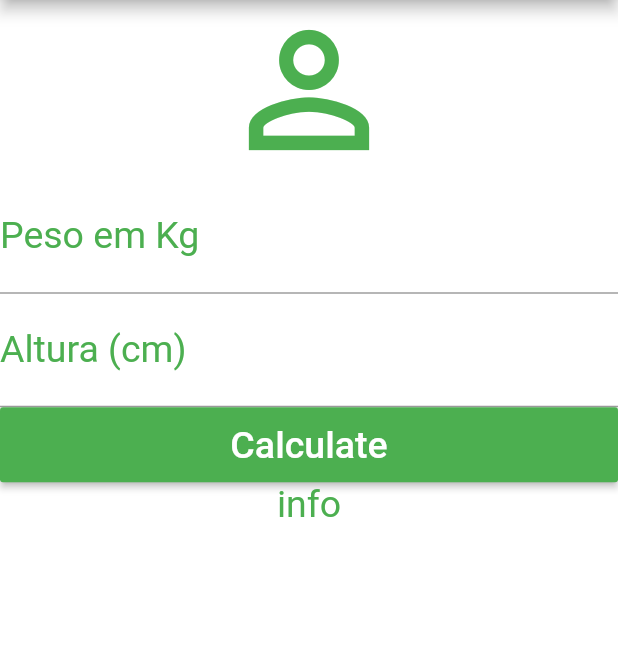
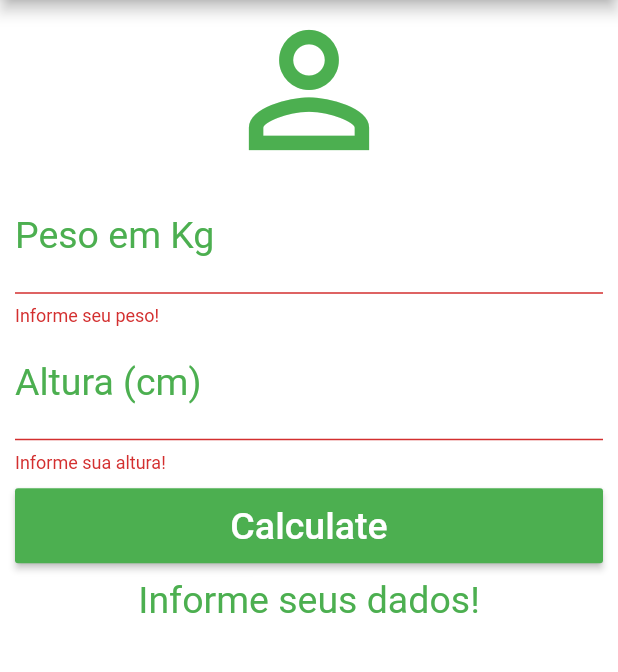
Before and after one commit to cmssantos/flutter-training, a Flutter app: the screen it shows after launch, after a tap on "Calculate", on a phone screen of 412 x 824 dp, the part 84-756 px from its top. Run offline on Flutter 3.47's test engine with Material 2 defaults, Android fonts, the phone set to English and light mode, and no system bars.

Commit message:
Update project imc_calculator

```diff
--- a/imc_calculator/lib/main.dart
+++ b/imc_calculator/lib/main.dart
@@ -12,6 +12,45 @@ class HomePage extends StatefulWidget {
 }
 
 class _HomePageState extends State<HomePage> {
+  TextEditingController weightController = TextEditingController();
+  TextEditingController heightController = TextEditingController();
+
+  GlobalKey<FormState> _formKey = GlobalKey<FormState>();
+
+  String _infoText = "Informe seus dados!";
+
+  void _resetFields() {
+    _formKey.currentState.reset();
+    weightController.text = "";
+    heightController.text = "";
+    setState(() {
+      _infoText = "Informe seus dados!";
+    });
+  }
+
+  void _calculate() {
+    setState(() {
+      double weight = double.parse(weightController.text);
+      double height = double.parse(heightController.text) / 100;
+      double imc = weight / (height * height);
+      String resultIMC = imc.toStringAsPrecision(4);
+
+      if (imc < 18.6) {
+        _infoText = "Abaixo do peso ($resultIMC)";
+      } else if (imc >= 18.6 && imc < 24.9) {
+        _infoText = "Peso ideal ($resultIMC)";
+      } else if (imc >= 24.9 && imc < 29.9) {
+        _infoText = "Levemente acima do peso ($resultIMC)";
+      } else if (imc >= 29.9 && imc < 34.9) {
+        _infoText = "Obesidade grau I ($resultIMC)";
+      } else if (imc >= 34.9 && imc < 39.9) {
+        _infoText = "Obesidade grau II ($resultIMC)";
+      } else if (imc >= 40) {
+        _infoText = "Obesidade grau III ($resultIMC)";
+      }
+    });
+  }
+
   @override
   Widget build(BuildContext context) {
     return Scaffold(
@@ -20,50 +59,51 @@ class _HomePageState extends State<HomePage> {
         centerTitle: true,
         backgroundColor: Colors.green,
         actions: <Widget>[
-          IconButton(
-            icon: Icon(Icons.refresh),
-            onPressed: () {},
-          )
+          IconButton(icon: Icon(Icons.refresh), onPressed: _resetFields),
         ],
       ),
       backgroundColor: Colors.white,
-      body: Column(
+      body: SingleChildScrollView(
+        padding: EdgeInsets.fromLTRB(10.0, 0.0, 10.0, 0.0),
+        child: Form(
+          key: _formKey,
+          child: Column(
             crossAxisAlignment: CrossAxisAlignment.stretch,
             children: <Widget>[
-          Icon(
-            Icons.person_outline,
-            size: 120.0,
-            color: Colors.green,
-          ),
-          TextField(
+              Icon(Icons.person_outline, size: 120.0, color: Colors.green),
+              TextFormField(
                 keyboardType: TextInputType.number,
                 decoration: InputDecoration(
                   labelText: "Peso em Kg",
-              labelStyle: TextStyle(
-                color: Colors.green,
-              ),
+                  labelStyle: TextStyle(color: Colors.green),
                 ),
                 textAlign: TextAlign.center,
-            style: TextStyle(
-              color: Colors.green,
-              fontSize: 25.0,
+                style: TextStyle(color: Colors.green, fontSize: 25.0),
+                controller: weightController,
+                validator: (value) {
+                  if (value.isEmpty) {
+                    return "Informe seu peso!";
+                  }
+                },
               ),
-          ),
-          TextField(
+              TextFormField(
                 keyboardType: TextInputType.number,
                 decoration: InputDecoration(
                   labelText: "Altura (cm)",
-              labelStyle: TextStyle(
-                color: Colors.green,
-              ),
+                  labelStyle: TextStyle(color: Colors.green),
                 ),
                 textAlign: TextAlign.center,
-            style: TextStyle(
-              color: Colors.green,
-              fontSize: 25.0,
+                style: TextStyle(color: Colors.green, fontSize: 25.0),
+                controller: heightController,
+                validator: (value) {
+                  if (value.isEmpty) {
+                    return "Informe sua altura!";
+                  }
+                },
               ),
-          ),
-          Container(
+              Padding(
+                padding: const EdgeInsets.only(top: 10.0, bottom: 10.0),
+                child: Container(
                   height: 50.0,
                   child: RaisedButton(
                     child: Text(
@@ -71,18 +111,22 @@ class _HomePageState extends State<HomePage> {
                       style: TextStyle(color: Colors.white, fontSize: 25.0),
                     ),
                     color: Colors.green,
-              onPressed: () {},
+                    onPressed: () {
+                      if (_formKey.currentState.validate()) {
+                        _calculate();
+                      }
+                    },
+                  ),
                 ),
               ),
               Text(
-            "info",
+                _infoText,
                 textAlign: TextAlign.center,
-            style: TextStyle(
-              color: Colors.green,
-              fontSize: 25.0,
+                style: TextStyle(color: Colors.green, fontSize: 25.0),
               ),
-          )
             ],
+          ),
+        ),
       ),
     );
   }
```
Lines whose indentation alone changed are shown as unchanged.
